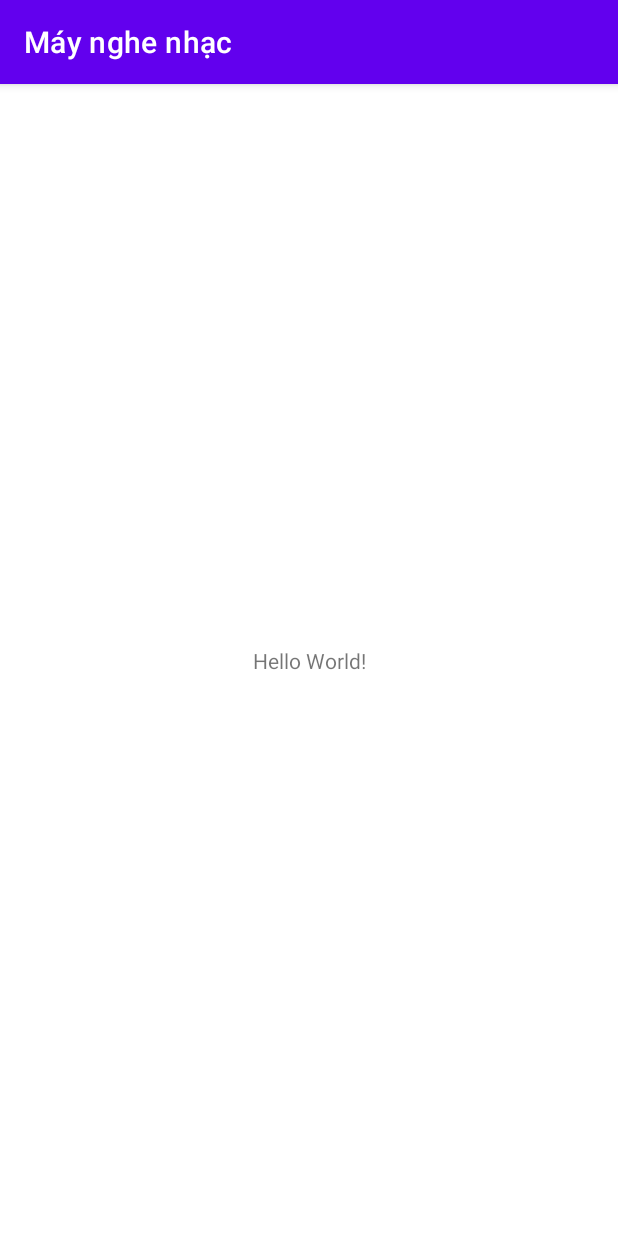
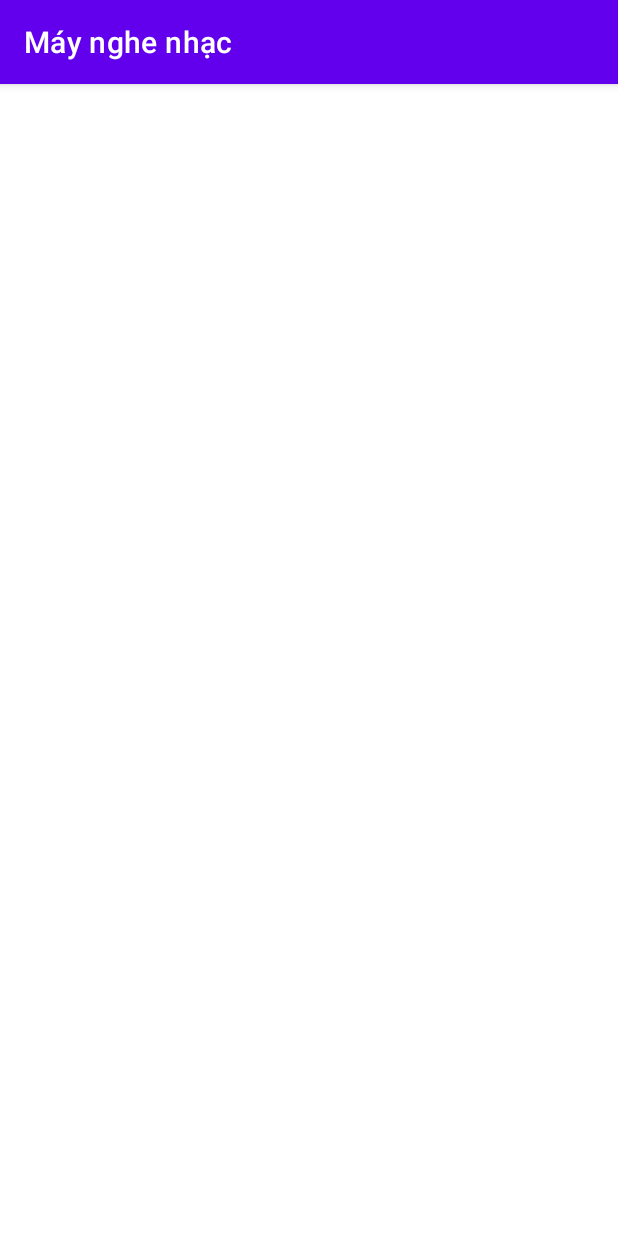
Before and after one commit to Vietdut710/Project, an Android app: the screen it shows after launch (MainActivity), on a phone screen of 412 x 824 dp. Run offline under Robolectric (Android 15) with nearby library versions, the phone set to English and light mode, and no system bars.

Commit message:
no message

```diff
--- a/app/src/main/res/layout/activity_main.xml
+++ b/app/src/main/res/layout/activity_main.xml
@@ -1,18 +1,6 @@
 <?xml version="1.0" encoding="utf-8"?>
 <androidx.constraintlayout.widget.ConstraintLayout xmlns:android="http://schemas.android.com/apk/res/android"
-    xmlns:app="http://schemas.android.com/apk/res-auto"
-    xmlns:tools="http://schemas.android.com/tools"
     android:layout_width="match_parent"
-    android:layout_height="match_parent"
-    tools:context=".MainActivity">
-
-    <TextView
-        android:layout_width="wrap_content"
-        android:layout_height="wrap_content"
-        android:text="Hello World!"
-        app:layout_constraintBottom_toBottomOf="parent"
-        app:layout_constraintLeft_toLeftOf="parent"
-        app:layout_constraintRight_toRightOf="parent"
-        app:layout_constraintTop_toTopOf="parent" />
+    android:layout_height="match_parent">
 
 </androidx.constraintlayout.widget.ConstraintLayout>
```
